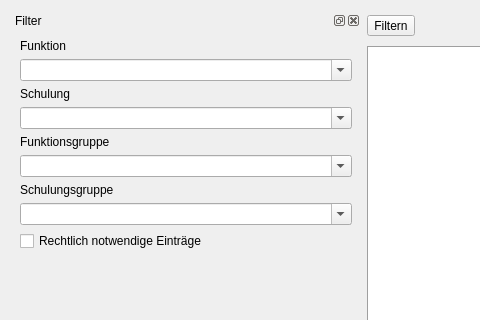
Qt form ui/qmqualimatrixwidget.ui (Christian-Kr/QualificationMatrix) before a commit; both pictures show x 0 to 480 and y 0 to 320 of the 953 by 725 pixel window.
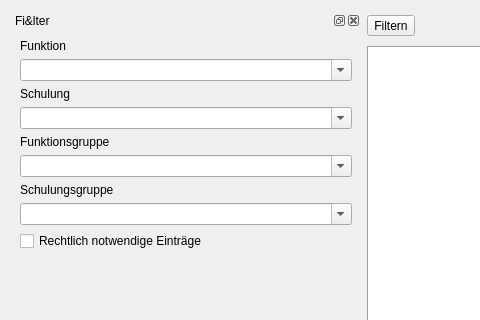
The same form after that commit. Icons and pictures are not drawn. Custom widgets are drawn as their Qt base class.

Commit message: Make RegExp possible for QMQualiMatrixModel

The edit to the form file:
```diff
--- a/ui/qmqualimatrixwidget.ui
+++ b/ui/qmqualimatrixwidget.ui
@@ -128,7 +128,7 @@
      <property name="minimumSize">
       <size>
        <width>336</width>
-       <height>341</height>
+       <height>494</height>
       </size>
      </property>
      <property name="maximumSize">
@@ -138,7 +138,7 @@
       </size>
      </property>
      <property name="windowTitle">
-      <string>Filter</string>
+      <string>Fi&amp;lter</string>
      </property>
      <widget class="QWidget" name="dockWidgetContents">
       <layout class="QVBoxLayout" name="verticalLayout">
```
The commit also changes 1 other file.
